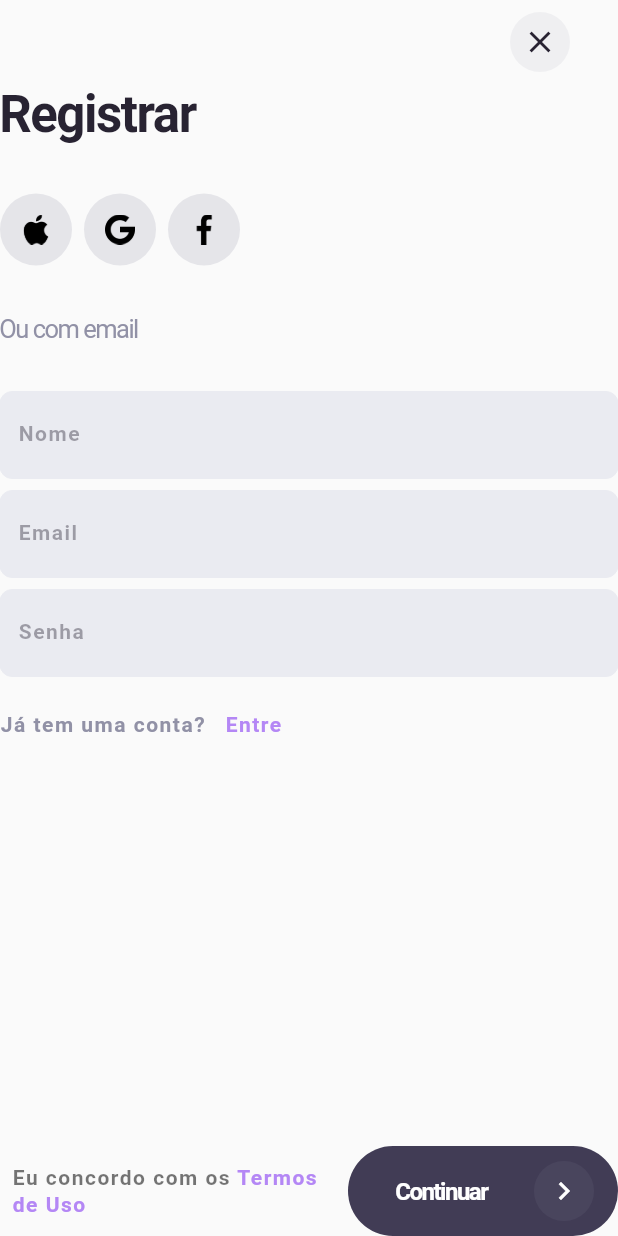
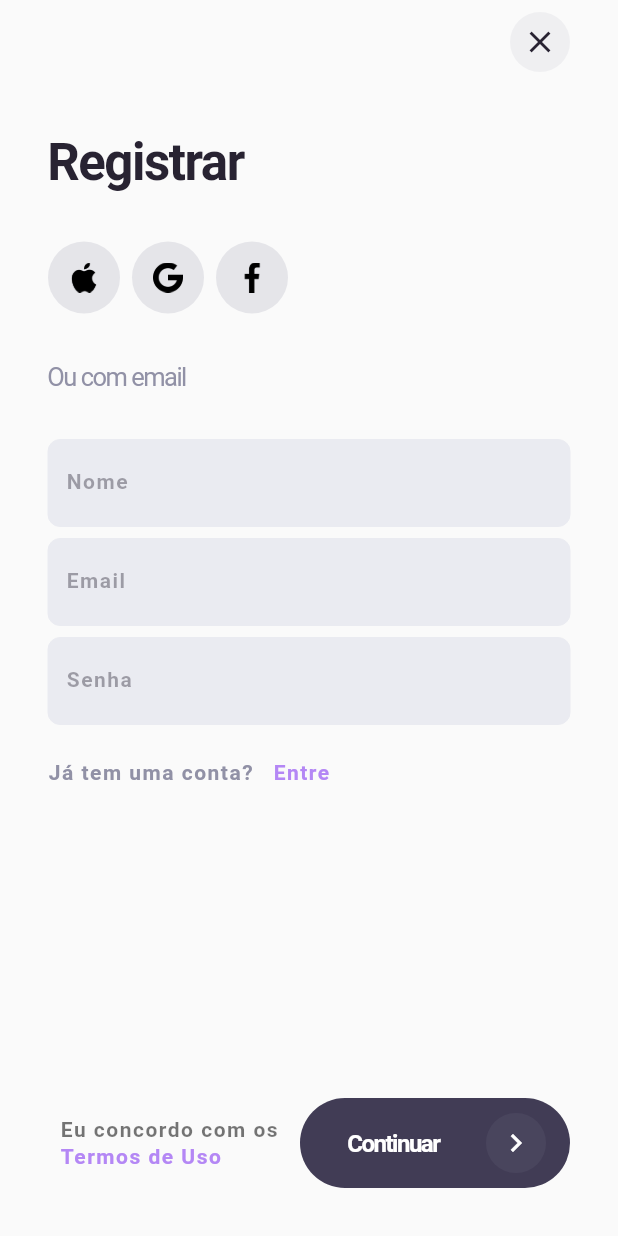
Before and after one commit to yanncabral/vitrine-flutter, a Flutter app: the AuthenticationPage screen opened by its route, after a tap on "Cadastre-se", on a phone screen of 412 x 824 dp. Run offline on Flutter 3.47's test engine with Material 2 defaults, Android fonts, the phone set to English and light mode, and no system bars; our stand-ins replace dartz, email_validator, equatable, firebase_auth, firebase_core, google_fonts; accounts and stored records are empty; Roboto replaces fonts that are missing (Overpass).

Commit message:
add padding in SignUpPage

```diff
--- a/lib/ui/authentication/signup_page.dart
+++ b/lib/ui/authentication/signup_page.dart
@@ -18,6 +18,11 @@ class SignUpPage extends StatelessWidget {
   @override
   Widget build(BuildContext context) {
     return Column(
+      crossAxisAlignment: CrossAxisAlignment.start,
+      children: [
+        Padding(
+          padding: const EdgeInsets.all(32.0),
+          child: Column(
             crossAxisAlignment: CrossAxisAlignment.start,
             children: [
               Text(
@@ -59,8 +64,13 @@ class SignUpPage extends StatelessWidget {
                   ),
                 ],
               ),
+            ],
+          ),
+        ),
         const Spacer(),
-        Row(
+        Padding(
+          padding: const EdgeInsets.all(32.0),
+          child: Row(
             mainAxisAlignment: MainAxisAlignment.spaceBetween,
             children: [
               Flexible(
@@ -73,7 +83,8 @@ class SignUpPage extends StatelessWidget {
                         children: [
                           TextSpan(
                             text: "Termos de Uso",
-                          style: Theme.of(context).textTheme.caption?.copyWith(
+                            style:
+                                Theme.of(context).textTheme.caption?.copyWith(
                                       color: VanillaColorScheme.secondary,
                                     ),
                           ),
@@ -92,6 +103,7 @@ class SignUpPage extends StatelessWidget {
                     );
                   }),
             ],
+          ),
         ),
       ],
     );
```
Lines whose indentation alone changed are shown as unchanged.
